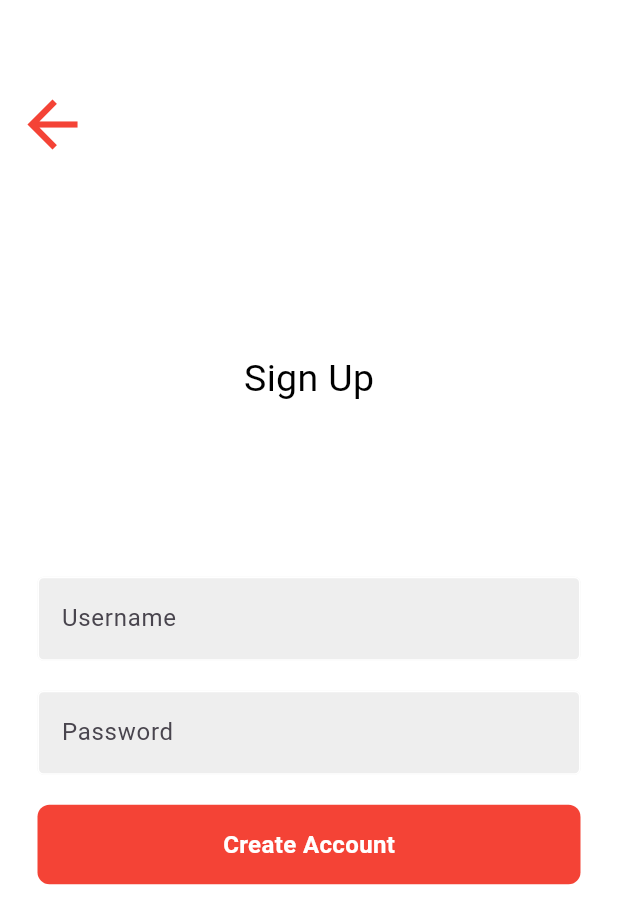
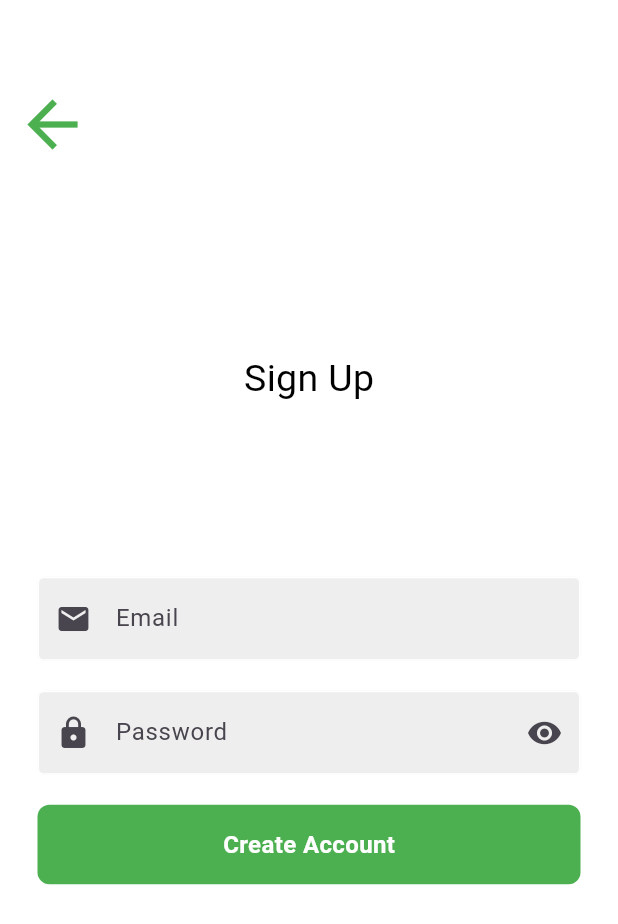
Before and after one commit to Uberkell/Health_App, a Flutter app: the SignUpPage screen opened by its route, on a phone screen of 412 x 824 dp. Shown: the top 924 px of the screen. Run offline on Flutter 3.47's test engine with Material 3 defaults, Android fonts, the phone set to English and light mode, and no system bars; our stand-ins replace cloud_firestore, firebase_auth, firebase_core, firebase_storage, flutter_local_notifications, image_picker and 4 more; accounts and stored records are empty.

Commit message:
updated signup page

```diff
--- a/lib/pages/home_page.dart
+++ b/lib/pages/home_page.dart
@@ -57,8 +57,9 @@ class HomePage extends StatelessWidget {
               Navigator.pushNamed(context, '/notificationpage');
             },
           ),
-          SizedBox(height: 110),
-          Expanded(
+          SizedBox(height: 50),
+          Align(
+            alignment: Alignment.bottomCenter,
             child: SwitchButton(
               buttonText: "Sign Out",
               onTap:() async {
@@ -67,7 +68,6 @@ class HomePage extends StatelessWidget {
               },
             ),
           ),
-          SizedBox(height: 20),
         ],
       ),
     );
--- a/lib/pages/login_page.dart
+++ b/lib/pages/login_page.dart
@@ -137,7 +137,7 @@ class LogInButton extends StatelessWidget {
           padding: const EdgeInsets.all(25),
           margin: const EdgeInsets.symmetric(horizontal: 25),
           decoration: BoxDecoration(
-            color: Colors.red,
+            color: Colors.green,
             borderRadius: BorderRadius.circular(8),
           ),
           child: const Center(
--- a/lib/pages/sign_up_page.dart
+++ b/lib/pages/sign_up_page.dart
@@ -2,11 +2,22 @@ import 'package:flutter/material.dart';
 import 'package:firebase_auth/firebase_auth.dart';
 import 'package:cloud_firestore/cloud_firestore.dart';
 
-class SignUpPage extends StatelessWidget {
+class SignUpPage extends StatefulWidget{
+  @override
+  _SignUpPageState createState() => _SignUpPageState();
+}
+
+class _SignUpPageState extends State<SignUpPage> {
   final TextEditingController usernameController = TextEditingController();
   final TextEditingController passwordController = TextEditingController();
+  final String hintText = 'Password';
+  bool obscureText = true;
 
-  SignUpPage({Key? key}) : super(key: key);
+  void setStateWrapper(){
+    setState((){
+
+    });
+  }
 
   @override
   Widget build(BuildContext context) {
@@ -22,7 +33,7 @@ class SignUpPage extends StatelessWidget {
                 Navigator.pop(context);
               },
               icon: Icon(Icons.arrow_back),
-              color: Colors.red,
+              color: Colors.green,
               iconSize: 50,
             ),
           ),
@@ -43,16 +54,42 @@ class SignUpPage extends StatelessWidget {
                   ),
                   ),
                   SizedBox(height: 50),
-                  TextFieldSignIn(
+                  TextFieldEmail(
                     controller: usernameController,
-                    hintText: 'Username',
+                    hintText: 'Email',
                     obscureText: false,
                   ),
                   SizedBox(height: 20), // Reduced the height for better spacing
-                  TextFieldSignIn(
-                    controller: passwordController,
-                    hintText: 'Password',
-                    obscureText: true,
+                  Padding(
+                    padding: const EdgeInsets.symmetric(horizontal: 25),
+                    child: TextField(
+                      controller: passwordController,
+                      obscureText: obscureText,
+                      ///h h h h h  h h
+                      decoration: InputDecoration(
+                        prefixIcon: Icon(Icons.lock),
+                        enabledBorder: const OutlineInputBorder(
+                          borderSide: BorderSide(color: Colors.white),
+                        ),
+                        focusedBorder: OutlineInputBorder(
+                          borderSide: BorderSide(color: Colors.grey.shade400),
+                        ),
+                        fillColor: Colors.grey.shade200,
+                        filled: true,
+                        hintText: hintText,
+                        suffixIcon: IconButton(
+                          icon: Icon(
+                            obscureText ? Icons.visibility : Icons.visibility_off,
+                          ),
+                          onPressed: () {
+                            // Toggle the value of obscureText
+                            setState(() {
+                              obscureText = !obscureText;
+                            });
+                          },
+                        ),
+                      ),
+                    ),
                   ),
                   SizedBox(height: 20), // Reduced the height for better spacing
                   CreateAccountButton(
@@ -69,12 +106,12 @@ class SignUpPage extends StatelessWidget {
   }
 }
 
-class TextFieldSignIn extends StatelessWidget {
+class TextFieldEmail extends StatelessWidget {
   final TextEditingController controller;
   final String hintText;
   final bool obscureText;
 
-  const TextFieldSignIn({
+  const TextFieldEmail({
     Key? key,
     required this.controller,
     required this.hintText,
@@ -88,7 +125,9 @@ class TextFieldSignIn extends StatelessWidget {
       child: TextField(
         controller: controller,
         obscureText: obscureText,
+        ///h h h h h  h h
         decoration: InputDecoration(
+          prefixIcon: Icon(Icons.email),
           enabledBorder: const OutlineInputBorder(
             borderSide: BorderSide(color: Colors.white),
           ),
@@ -128,7 +167,7 @@ class CreateAccountButton extends StatelessWidget {
         padding: const EdgeInsets.all(15), // Reduced padding for better appearance
         margin: const EdgeInsets.symmetric(horizontal: 25),
         decoration: BoxDecoration(
-          color: Colors.red,
+          color: Colors.green,
           borderRadius: BorderRadius.circular(8),
         ),
         child: Center( // Centering the text
@@ -156,6 +195,7 @@ class CreateAccountButton extends StatelessWidget {
         // Optionally, you can navigate to another page after successful signup
         // Navigator.pushReplacement(context, MaterialPageRoute(builder: (context) => AnotherPage()));
       }
+      ScaffoldMessenger.of(context).showSnackBar(SnackBar(content: Text('Success')));
     } catch (e) {
       print(e.toString());
       // Handle error, for example, show error message
```
Also changed, not shown: pubspec.lock, 1 other file. Lines whose indentation alone changed are shown as unchanged.
